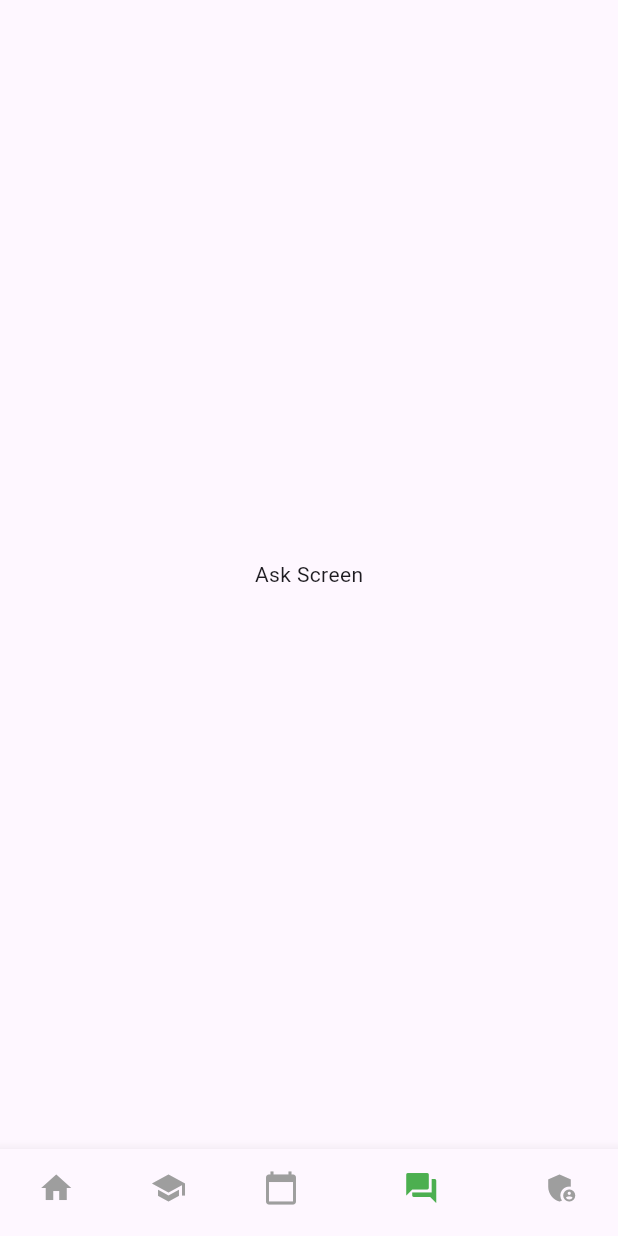
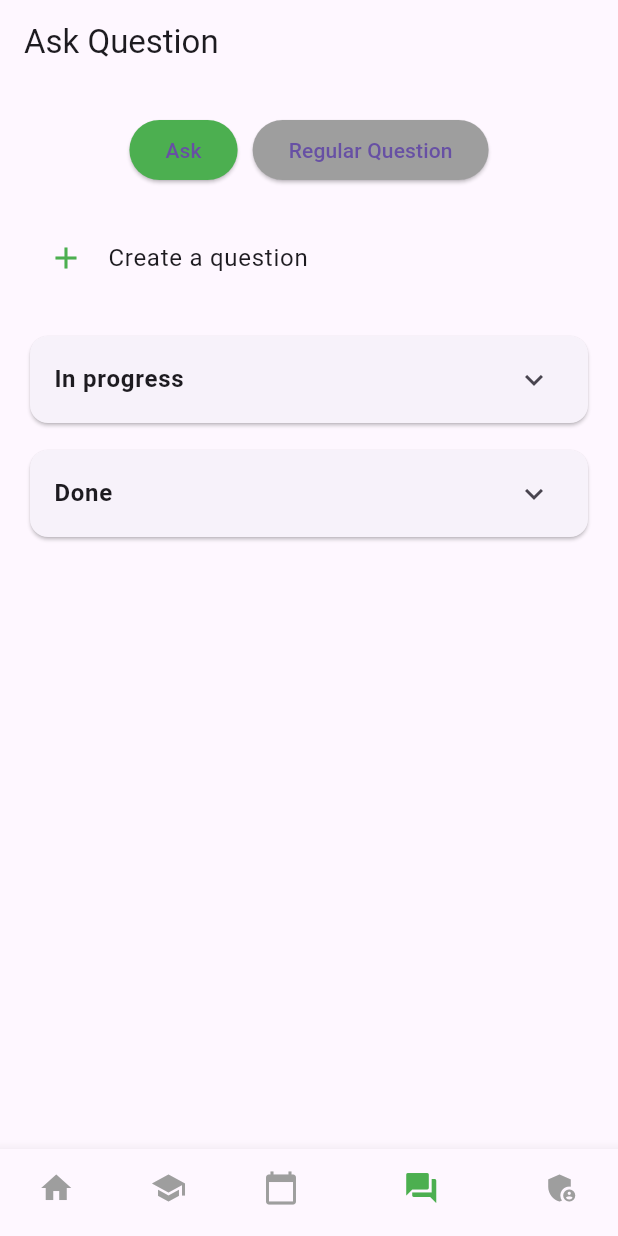
Before and after one commit to wizardap/vnu_student, a Flutter app: the screen it shows after launch, item 4 of the bottom bar chosen, on a phone screen of 412 x 824 dp. Run offline on Flutter 3.47's test engine with Material 3 defaults, Android fonts, the phone set to English and light mode, and no system bars; our stand-ins replace fl_chart, pie_chart.

Commit message:
+ add ask_screen code

```diff
--- a/lib/features/ask_screen.dart
+++ b/lib/features/ask_screen.dart
@@ -1 +1,135 @@
 // TODO Implement this library.
+import 'package:flutter/material.dart';
+import 'package:vnu_student/features/academic_results/screen/academic_results_screen.dart';
+import 'package:vnu_student/features/home/screens/home_screen.dart';
+
+class AskScreen extends StatefulWidget {
+  const AskScreen({Key? key}) : super(key: key);
+
+  @override
+  State<AskScreen> createState() => _AskScreenState();
+}
+
+class _AskScreenState extends State<AskScreen> {
+  bool isAskSelected = true;
+
+  @override
+  Widget build(BuildContext context) {
+    return Scaffold(
+      appBar: AppBar(
+        title: const Text('Ask Question'),
+      ),
+      body: Column(
+        crossAxisAlignment: CrossAxisAlignment.start,
+        children: [
+          const SizedBox(height: 20),
+          // Buttons for Ask and Regular Question
+          Row(
+            mainAxisAlignment: MainAxisAlignment.center,
+            children: [
+              ElevatedButton(
+                onPressed: () {
+                  setState(() {
+                    isAskSelected = true;
+                  });
+                },
+                style: ElevatedButton.styleFrom(
+                  backgroundColor: isAskSelected ? Colors.green : Colors.grey,
+                  shape: const StadiumBorder(),
+                ),
+                child: const Text('Ask'),
+              ),
+              const SizedBox(width: 10),
+              ElevatedButton(
+                onPressed: () {
+                  setState(() {
+                    isAskSelected = false;
+                  });
+                },
+                style: ElevatedButton.styleFrom(
+                  backgroundColor: !isAskSelected ? Colors.green : Colors.grey,
+                  shape: const StadiumBorder(),
+                ),
+                child: const Text('Regular Question'),
+              ),
+            ],
+          ),
+          const SizedBox(height: 20),
+          // Display content based on selection
+          Expanded(
+            child: isAskSelected ? buildAskContent() : buildRegularQuestionContent(),
+          ),
+        ],
+      ),
+    );
+  }
+
+  // Content for "Ask"
+  Widget buildAskContent() {
+    return ListView(
+      padding: const EdgeInsets.symmetric(horizontal: 16),
+      children: [
+        const ListTile(
+          title: Text('Create a question'),
+          leading: Icon(Icons.add, color: Colors.green),
+        ),
+        const SizedBox(height: 20),
+        buildExpandableSection('In progress'),
+        const SizedBox(height: 10),
+        buildExpandableSection('Done'),
+      ],
+    );
+  }
+
+  // Expandable section for items
+  Widget buildExpandableSection(String title) {
+    return Card(
+      child: ExpansionTile(
+        title: Text(title, style: const TextStyle(fontWeight: FontWeight.bold)),
+        children: List.generate(3, (index) {
+          return ListTile(
+            leading: const Icon(Icons.circle, size: 12),
+            title: Text('Item ${index + 1}'),
+          );
+        }),
+      ),
+    );
+  }
+
+  // Content for "Regular Question"
+  Widget buildRegularQuestionContent() {
+    return Column(
+      children: [
+        // Search bar
+        Padding(
+          padding: const EdgeInsets.all(16.0),
+          child: TextField(
+            decoration: InputDecoration(
+              hintText: 'Search',
+              prefixIcon: const Icon(Icons.search),
+              border: OutlineInputBorder(
+                borderRadius: BorderRadius.circular(10),
+              ),
+            ),
+          ),
+        ),
+        // List of questions
+        Expanded(
+          child: ListView.builder(
+            padding: const EdgeInsets.symmetric(horizontal: 16),
+            itemCount: 5,
+            itemBuilder: (context, index) {
+              return Card(
+                margin: const EdgeInsets.symmetric(vertical: 8),
+                child: ListTile(
+                  title: Text('Question ${index + 1}'),
+                  subtitle: const Text('Answer: ____________________'),
+                ),
+              );
+            },
+          ),
+        ),
+      ],
+    );
+  }
+}
--- a/lib/features/main_screen.dart
+++ b/lib/features/main_screen.dart
@@ -1,6 +1,8 @@
 import 'package:flutter/material.dart';
 import 'package:vnu_student/features/academic_results/screen/academic_results_screen.dart';
 import 'package:vnu_student/features/home/screens/home_screen.dart';
+
+import 'package:vnu_student/features/ask_screen.dart';
 
 class MainScreen extends StatefulWidget {
   @override
@@ -71,12 +73,6 @@ class CalendarScreen extends StatelessWidget {
   }
 }
 
-class AskScreen extends StatelessWidget {
-  @override
-  Widget build(BuildContext context) {
-    return Center(child: Text('Ask Screen'));
-  }
-}
 
 class AdministrativeGateScreen extends StatelessWidget {
   @override
```
